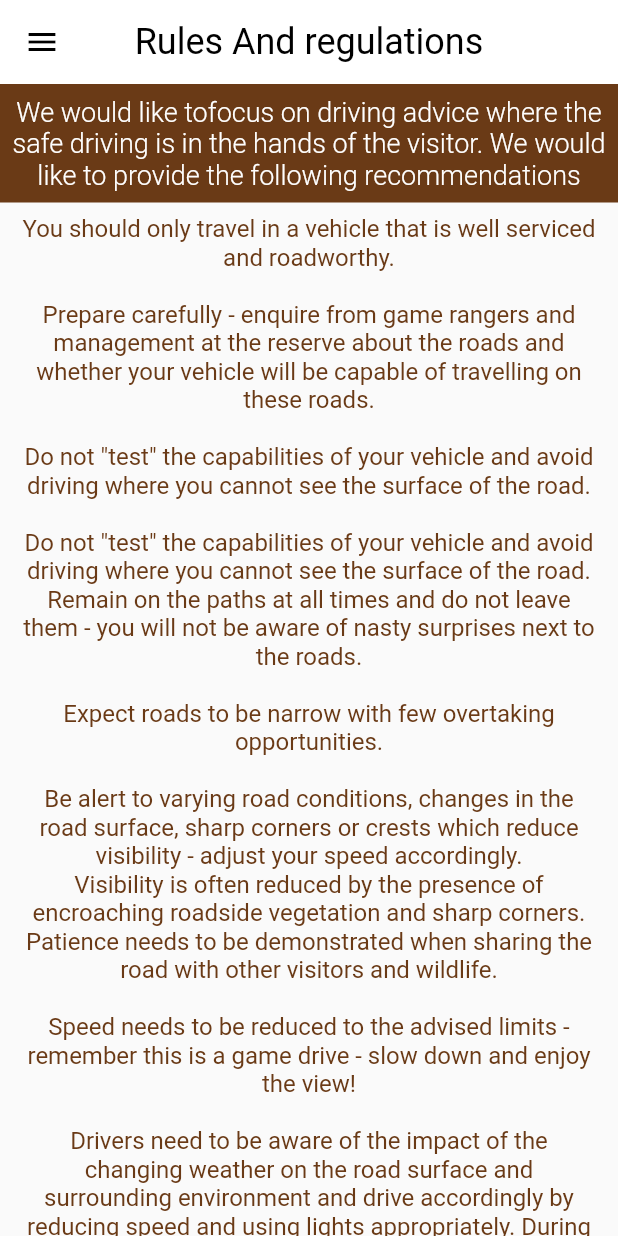
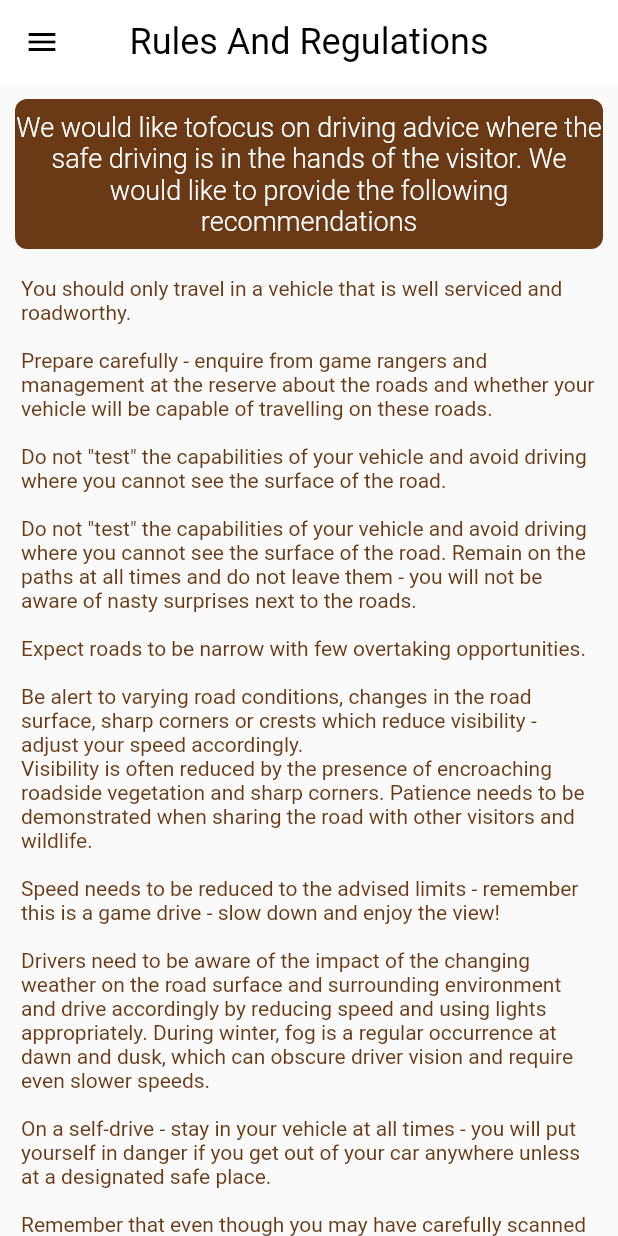
Before and after one commit to AMstyles/virtual_ranger, a Flutter app: the RulesPage screen opened directly, on a phone screen of 412 x 824 dp. Run offline on Flutter 3.47's test engine with Material 2 defaults, Android fonts, the phone set to English and light mode, and no system bars; our stand-ins replace cached_network_image, dio, firebase_auth, firebase_core, fluttertoast, google_maps_flutter and 6 more; missing offline and left inert: flutter_facebook_auth; accounts and stored records are empty; network calls fail.

Commit message:
Ui changed

```diff
--- a/lib/pages/Custom/drawerItems.dart
+++ b/lib/pages/Custom/drawerItems.dart
@@ -4,7 +4,7 @@ import 'DrawerItem.dart';
 
 class DrawerItems {
   static final profile =
-      DrawerItem(title: 'Profile', icon: Icons.person, num: 0);
+      DrawerItem(title:  'Profile', icon: Icons.person, num: 0);
   static final dealsAndNews =
       DrawerItem(title: 'Deals & News', icon: Icons.newspaper_rounded, num: 1);
 
--- a/lib/pages/rule_page.dart
+++ b/lib/pages/rule_page.dart
@@ -29,13 +29,16 @@ class _RulesPageState extends State<RulesPage> {
             icon: const Icon(Icons.menu),
             onPressed: Provider.of<Anime>(context, listen: false).handleDrawer,
           ),
-          title: const Text('Rules And regulations')),
+          title: const Text('Rules And Regulations')),
       body: ListView(
         children: [
           Container(
             //alignment: Alignment.center,
+            margin: EdgeInsets.all(10.0),
+            decoration: BoxDecoration( borderRadius: BorderRadius.circular(8),
+                color: MyColors.secondaryColor ),
             padding: const EdgeInsets.symmetric(vertical: 8),
-            color: MyColors.secondaryColor,
+
             child: const Center(
               child: Text(
                 textAlign: TextAlign.center,
@@ -45,6 +48,7 @@ class _RulesPageState extends State<RulesPage> {
                   fontSize: 18,
                   color: Colors.white,
                 ),
+                //      margin: const EdgeInsects.only(left:20.0, right: 20.0),
               ),
             ),
           ),
@@ -55,8 +59,8 @@ class _RulesPageState extends State<RulesPage> {
             ),
             child: Text(
               constRulesAndRegulations,
-              textAlign: TextAlign.center,
-              style: TextStyle(color: MyColors.secondaryColor, fontSize: 16),
+              textAlign: TextAlign.left,
+              style: TextStyle(color: MyColors.secondaryColor, fontSize: 14),
             ),
           ),
         ],
--- a/lib/widgets/NewsWidg.dart
+++ b/lib/widgets/NewsWidg.dart
@@ -88,7 +88,7 @@ class _NewsWidgState extends State<NewsWidg> {
                                 //overflow: TextOverflow.ellipsis,
                                 widget.story.title,
                                 style: TextStyle(
-                                    fontSize: 20, color: Colors.white),
+                                    fontSize: 19, color: Colors.white),
                               ),
                               const SizedBox(
                                 height: 5,
@@ -96,7 +96,7 @@ class _NewsWidgState extends State<NewsWidg> {
                               Text(
                                 widget.story.news_post_date,
                                 style: const TextStyle(
-                                  fontSize: 16,
+                                  fontSize: 14,
                                   color: Colors.white,
                                   //fontWeight: FontWeight.bold
                                 ),
```
Also changed, not shown: lib/pages/news_and_deals_page.dart (+14 -2 lines).
